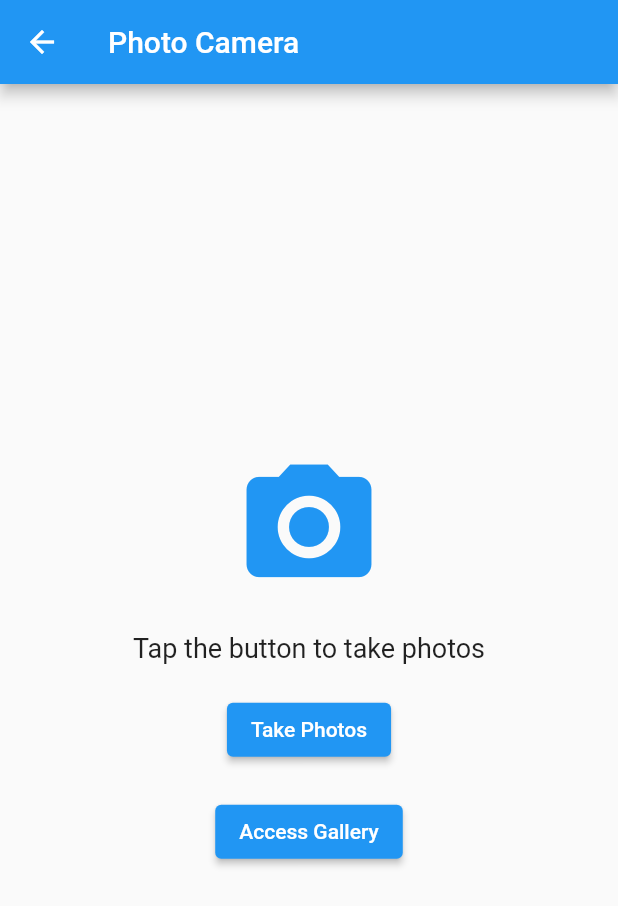
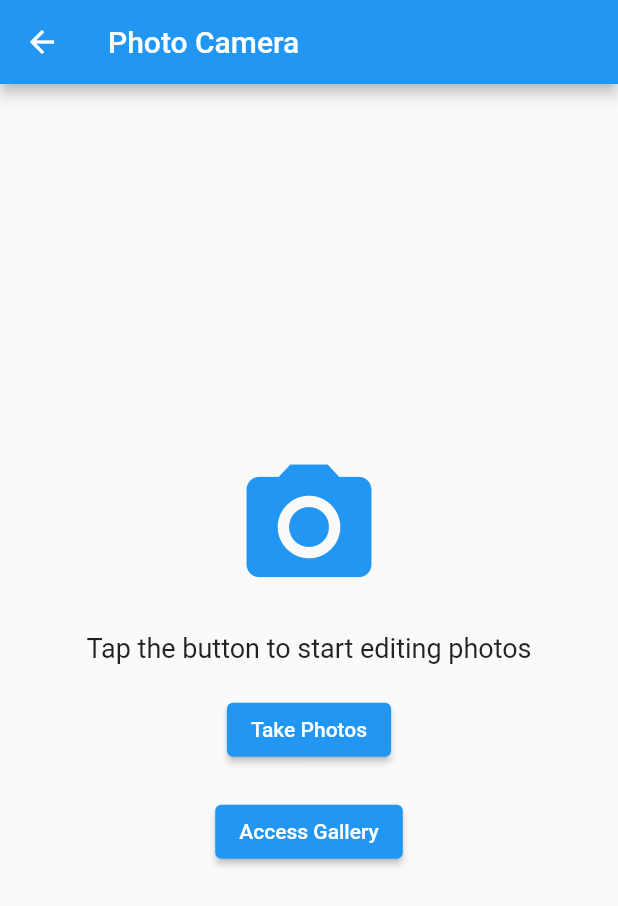
Before and after one commit to alaw-bot/Cloud-Based-Photo-Editing-Mobile-Application, a Flutter app: the PhotoCameraPage screen opened directly, on a phone screen of 412 x 824 dp. Shown: the top 906 px of the screen. Run offline on Flutter 3.47's test engine with Material 2 defaults, Android fonts, the phone set to English and light mode, and no system bars; our stand-ins replace camera, image_picker.

Commit message:
new update

```diff
--- a/lib/main.dart
+++ b/lib/main.dart
@@ -120,7 +120,7 @@ class PhotoCameraPage extends StatelessWidget {
             ),
             SizedBox(height: 20.0),
             Text(
-              'Tap the button to take photos',
+              'Tap the button to start editing photos',
               style: TextStyle(fontSize: 18.0),
             ),
             SizedBox(height: 20.0),
```
